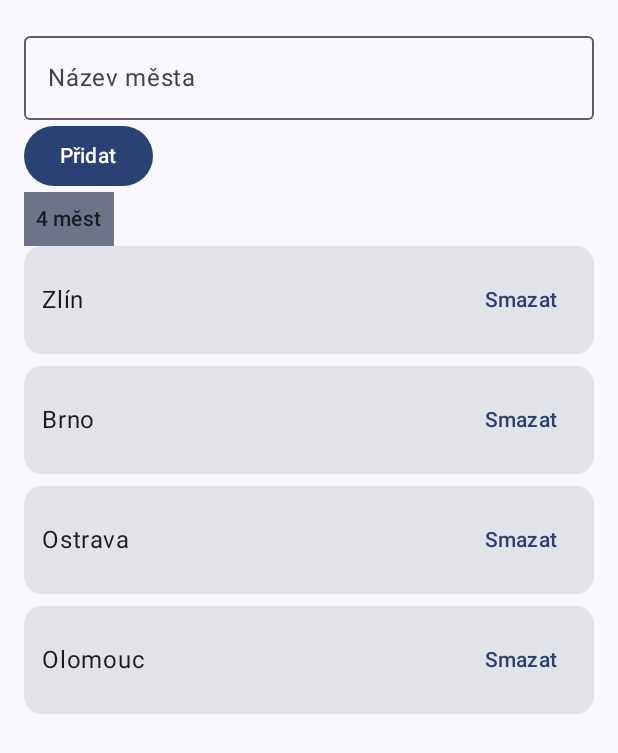
After one commit to petrzalek/meteodenik, an Android app built with Jetpack Compose: the composable RozbityMestaSeznam shown on its own in the app's theme, on a phone screen of 412 x 824 dp. The commit adds this screen. Shown: the top 753 px of the screen. Run offline under Robolectric (Android 15) with nearby library versions, the phone set to English and light mode, and no system bars.

Commit message:
Cviceni bonus 7.6 — Debug: ctyri chyby v jedne obrazovce

```diff
--- /dev/null
+++ b/app/src/main/java/cz/utb/meteodenik/ui/RozbityMestaSeznam.kt
@@ -0,0 +1,123 @@
+package cz.utb.meteodenik.ui
+
+import androidx.compose.foundation.background
+import androidx.compose.foundation.clickable
+import androidx.compose.foundation.layout.Arrangement
+import androidx.compose.foundation.layout.Column
+import androidx.compose.foundation.layout.Row
+import androidx.compose.foundation.layout.fillMaxWidth
+import androidx.compose.foundation.layout.padding
+import androidx.compose.foundation.lazy.LazyColumn
+import androidx.compose.foundation.lazy.items
+import androidx.compose.material3.Button
+import androidx.compose.material3.Card
+import androidx.compose.material3.MaterialTheme
+import androidx.compose.material3.OutlinedTextField
+import androidx.compose.material3.Text
+import androidx.compose.material3.TextButton
+import androidx.compose.runtime.Composable
+import androidx.compose.runtime.getValue
+import androidx.compose.runtime.mutableStateOf
+import androidx.compose.runtime.remember
+import androidx.compose.runtime.setValue
+import androidx.compose.ui.Alignment
+import androidx.compose.ui.Modifier
+import androidx.compose.ui.res.stringResource
+import androidx.compose.ui.unit.dp
+import cz.utb.meteodenik.R
+import androidx.compose.ui.res.pluralStringResource
+
+@Composable
+fun RozbityMestaSeznam(modifier: Modifier = Modifier) {
+
+    var novyNazev by remember { mutableStateOf("") }
+
+    var mesta by remember {
+        mutableStateOf(listOf("Zlín", "Brno", "Ostrava", "Olomouc"))
+    }
+
+    Column(modifier = modifier.padding(16.dp)) {
+
+        OutlinedTextField(
+            value = novyNazev,
+            onValueChange = { novyNazev = it },
+            label = {
+                Text(stringResource(R.string.mesto_pole_label))
+            },
+            singleLine = true,
+            modifier = Modifier.fillMaxWidth()
+        )
+
+        Button(onClick = {
+            if (novyNazev.isNotBlank()) {
+                mesta = mesta + novyNazev
+                novyNazev = ""
+            }
+        }) {
+            Text(stringResource(R.string.mesto_pridat))
+        }
+
+        Text(
+            text = pluralStringResource(
+                id = R.plurals.mesta_pocet,
+                count = mesta.size,
+                mesta.size
+            ),
+            style = MaterialTheme.typography.labelLarge,
+            modifier = Modifier
+                .background(MaterialTheme.colorScheme.secondaryContainer)
+                .padding(8.dp)
+        )
+
+        LazyColumn(
+            verticalArrangement = Arrangement.spacedBy(8.dp)
+        ) {
+            items(
+                items = mesta,
+                key = { nazev -> nazev }
+            ) { nazev ->
+
+                var rozbaleno by remember {
+                    mutableStateOf(false)
+                }
+
+                Card(
+                    modifier = Modifier
+                        .fillMaxWidth()
+                        .clickable {
+                            rozbaleno = !rozbaleno
+                        }
+                ) {
+                    Column(modifier = Modifier.padding(12.dp)) {
+
+                        Row(
+                            verticalAlignment = Alignment.CenterVertically
+                        ) {
+                            Text(
+                                text = nazev,
+                                modifier = Modifier.weight(1f)
+                            )
+
+                            TextButton(
+                                onClick = {
+                                    mesta = mesta - nazev
+                                }
+                            ) {
+                                Text(stringResource(R.string.mesto_smazat))
+                            }
+                        }
+
+                        if (rozbaleno) {
+                            Text(
+                                text = stringResource(
+                                    R.string.mesto_teplota_poznamka
+                                ),
+                                style = MaterialTheme.typography.bodySmall
+                            )
+                        }
+                    }
+                }
+            }
+        }
+    }
+}
--- a/app/src/main/res/values/strings.xml
+++ b/app/src/main/res/values/strings.xml
@@ -30,6 +30,7 @@
     <string name="poloha_vysvetleni">Díky přibližné poloze vám můžeme zobrazit počasí pro město, ve kterém se právě nacházíte, bez nutnosti město ručně vyhledávat. Poloha se používá pouze k určení přibližné oblasti.</string>
     <string name="vizitka_email_popis">E-mailová adresa</string>
     <string name="vizitka_avatar_popis">Avatar osoby %1$s</string>
+    <string name="mesto_teplota_poznamka">Teplotu doplníme v lekci 11</string>
     <string name="seznam_titulek_pocet">Moje města — %1$s</string>
     <plurals name="pocet_zaznamu">
         <item quantity="one">%1$d záznam</item>
```
Also changed, not shown: 2 other files.
